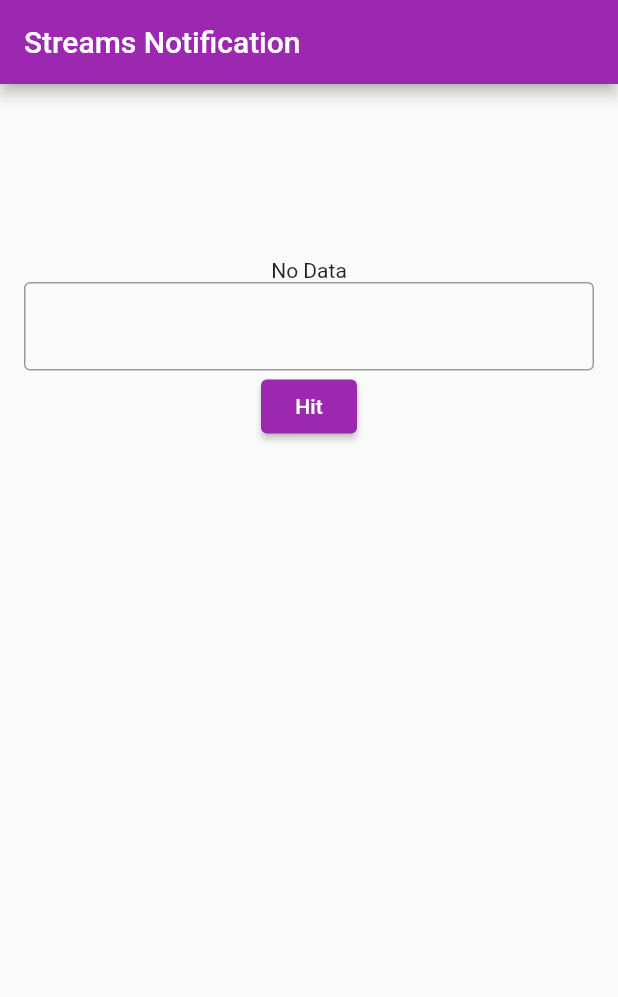
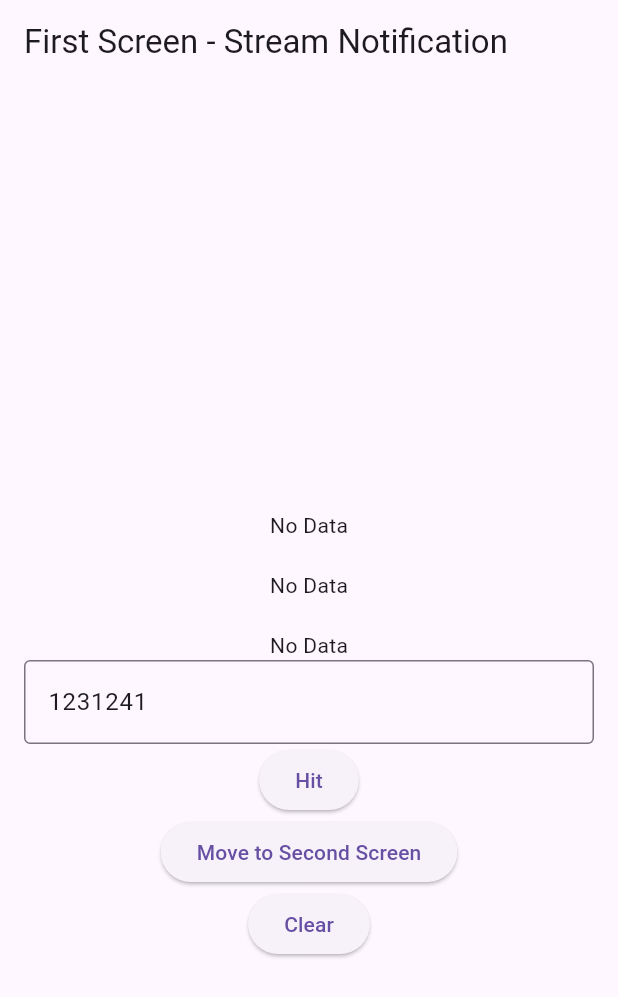
Before and after one commit to Abdullah6445/flutter-training, a Flutter app: the screen it shows after launch, on a phone screen of 412 x 824 dp. Shown: the top 997 px of the screen. Run offline on Flutter 3.47's test engine with Material 3 defaults, Android fonts, the phone set to English and light mode, and no system bars; our stand-ins replace sqflite, sqflite_common_ffi, stacked; accounts and stored records are empty.

Commit message:
starting to work on currency api by streams

```diff
--- a/lib/main.dart
+++ b/lib/main.dart
@@ -1,9 +1,19 @@
 import 'package:flutter/material.dart';
+import 'package:provider/provider.dart';
 
+import 'streams/stream_provider.dart';
 import 'streams/stream_screen.dart';
 
 void main() {
-  runApp(const MyApp());
+  runApp(
+    MultiProvider(
+      providers: [
+        ChangeNotifierProvider<MyStreamProvider>(
+            create: (_) => MyStreamProvider()),
+      ],
+      child: const MyApp(),
+    ),
+  );
 }
 
 class MyApp extends StatelessWidget {
@@ -12,13 +22,45 @@
   @override
   Widget build(BuildContext context) {
     return MaterialApp(
-      title: 'Flutter Demo',
-      theme: ThemeData(
-        primarySwatch: Colors.purple,
-        useMaterial3: false,
-      ),
       home: StreamScreen(),
-      // ),
     );
   }
 }
+
+
+// import 'package:flutter/material.dart';
+// import 'package:provider/provider.dart';
+
+// import 'streams/stream_provider.dart';
+// import 'streams/stream_screen.dart';
+
+// void main() {
+//   runApp(const MyApp());
+// }
+
+// class MyApp extends StatelessWidget {
+//   const MyApp({super.key});
+
+//   @override
+//   Widget build(BuildContext context) {
+//     return MultiProvider(
+//       providers: [
+//         ChangeNotifierProvider<MyStreamProvider>(
+//           create: (context) {
+//             return MyStreamProvider();
+//           },
+//         )
+//       ],
+//       child: MaterialApp(
+//         title: 'Flutter Demo',
+//         debugShowCheckedModeBanner: false,
+//         theme: ThemeData(
+//           primarySwatch: Colors.purple,
+//           useMaterial3: false,
+//         ),
+//         home: StreamScreen(),
+//         // ),
+//       ),
+//     );
+//   }
+// }
--- /dev/null
+++ b/lib/streams/stream_provider.dart
@@ -0,0 +1,16 @@
+import 'dart:async';
+import 'package:flutter/material.dart';
+
+class MyStreamProvider extends ChangeNotifier {
+  final StreamController<String> streamController = StreamController<String>();
+  final TextEditingController fieldController =
+      TextEditingController(text: '1231241');
+
+  late final Stream<String> dataStream =
+      streamController.stream.asBroadcastStream();
+
+  void addData(String data) {
+    streamController.add(data);
+    notifyListeners();
+  }
+}
--- a/lib/streams/stream_screen.dart
+++ b/lib/streams/stream_screen.dart
@@ -1,60 +1,158 @@
-import 'dart:async';
+import 'package:flutter/material.dart';
+import 'package:provider/provider.dart';
 
-import 'package:flutter/material.dart';
+import 'stream_provider.dart';
+import 'stream_second_screen.dart';
 
-class StreamScreen extends StatefulWidget {
+class StreamScreen extends StatelessWidget {
   const StreamScreen({super.key});
 
-  @override
-  State<StreamScreen> createState() => _StreamScreenState();
+  void _addData(BuildContext context) {
+    final provider = context.read<MyStreamProvider>();
+    provider.addData(provider.fieldController.text);
   }
 
-class _StreamScreenState extends State<StreamScreen> {
-  StreamController<String> streamController = StreamController<String>();
-  TextEditingController fieldController = TextEditingController();
-
-  @override
-  void initState() {
-    // TODO: implement initState
-    super.initState();
+  void _clearData(BuildContext context) {
+    context.read<MyStreamProvider>().fieldController.clear();
   }
 
   @override
   Widget build(BuildContext context) {
+    final myStreamProvider = context.read<MyStreamProvider>();
+
     return Scaffold(
       appBar: AppBar(
-        title: const Text("Streams Notification"),
+        title: const Text("First Screen - Stream Notification"),
       ),
       body: Center(
         child: Padding(
           padding: const EdgeInsets.all(16.0),
+          child: StreamBuilder<String>(
+            stream: myStreamProvider.dataStream,
+            builder: (context, snapshot) {
+              final displayText = snapshot.hasData ? snapshot.data! : "No Data";
+
+              return SingleChildScrollView(
                 child: Column(
                   children: [
-              const SizedBox(
-                height: 100,
-              ),
-              StreamBuilder<String>(
-                  stream: streamController.stream,
-                  builder: (context, snapshot) {
-                    if (snapshot.hasData) {
-                      return Text(snapshot.data ?? "Initial Data");
-                    } else {
-                      return const Text("No Data");
-                    }
-                  }),
+                    const SizedBox(height: 100),
+                    Text(displayText),
+                    const SizedBox(height: 20),
+                    Text(displayText),
+                    const SizedBox(height: 20),
+                    Text(displayText),
                     TextField(
-                controller: fieldController,
-                decoration: const InputDecoration(border: OutlineInputBorder()),
+                      controller: myStreamProvider.fieldController,
+                      decoration:
+                          const InputDecoration(border: OutlineInputBorder()),
                     ),
                     ElevatedButton(
-                  onPressed: () {
-                    streamController.add(fieldController.text);
+                      onPressed: () => _addData(context),
+                      child: const Text("Hit"),
+                    ),
+                    ElevatedButton(
+                      onPressed: () => Navigator.push(
+                        context,
+                        MaterialPageRoute(
+                            builder: (context) => const StreamSecondScreen()),
+                      ),
+                      child: const Text("Move to Second Screen"),
+                    ),
+                    ElevatedButton(
+                      onPressed: () => _clearData(context),
+                      child: const Text("Clear"),
+                    ),
+                  ],
+                ),
+              );
             },
-                  child: const Text("Hit"))
-            ],
           ),
         ),
       ),
     );
   }
 }
+// import 'package:flutetr_training_application/streams/stream_provider.dart';
+// import 'package:flutter/material.dart';
+// import 'package:provider/provider.dart';
+
+// class StreamScreen extends StatelessWidget {
+//   const StreamScreen({super.key});
+
+//   @override
+//   Widget build(BuildContext context) {
+//     return Scaffold(
+//       appBar: AppBar(
+//         title: const Text("Streams Notification"),
+//       ),
+//       body: Center(
+//         child: Padding(
+//           padding: const EdgeInsets.all(16.0),
+//           child: Column(
+//             children: [
+//               const SizedBox(height: 100),
+//               Consumer<MyStreamProvider>(
+//                 builder: (context, myStreamProvider, child) {
+//                   return StreamBuilder<String>(
+//                     stream: myStreamProvider.dataStream,
+//                     builder: (context, snapshot) {
+//                       if (snapshot.hasData) {
+//                         return Text(snapshot.data ?? "Initial Data");
+//                       } else {
+//                         return const Text("No Data");
+//                       }
+//                     },
+//                   );
+//                 },
+//               ),
+//               SizedBox(
+//                 height: 20,
+//               ),
+//               Consumer<MyStreamProvider>(
+//                 builder: (context, myStreamProvider, child) {
+//                   return StreamBuilder<String>(
+//                     stream: myStreamProvider.dataStream,
+//                     builder: (context, snapshot) {
+//                       if (snapshot.hasData) {
+//                         return Text(snapshot.data ?? "Initial Data");
+//                       } else {
+//                         return const Text("No Data");
+//                       }
+//                     },
+//                   );
+//                 },
+//               ),
+//               TextField(
+//                 controller: context.read<MyStreamProvider>().fieldController,
+//                 decoration: const InputDecoration(border: OutlineInputBorder()),
+//               ),
+//               ElevatedButton(
+//                 onPressed: () {
+//                   final provider = context.read<MyStreamProvider>();
+//                   provider.addData(provider.fieldController.text);
+//                 },
+//                 child: const Text("Hit"),
+//               ),
+//               // ElevatedButton(
+//               //   onPressed: () {
+//               //     Navigator.push(
+//               //       context,
+//               //       MaterialPageRoute(
+//               //           builder: (context) => const StreamSecondScreen()),
+//               //     );
+//               //   },
+//               //   child: const Text("Move to second"),
+//               // ),
+//               ElevatedButton(
+//                 onPressed: () {
+//                   context.read<MyStreamProvider>().fieldController.clear();
+//                 },
+//                 child: const Text("Clear"),
+//               ),
+//             ],
+//           ),
+//         ),
+//       ),
+//     );
+//   }
+// }
```
Also changed, not shown: lib/streams/currency_stream.dart (added, +119 -0 lines), lib/streams/stream_second_screen.dart (added, +29 -0 lines). Lines whose indentation alone changed are shown as unchanged.
